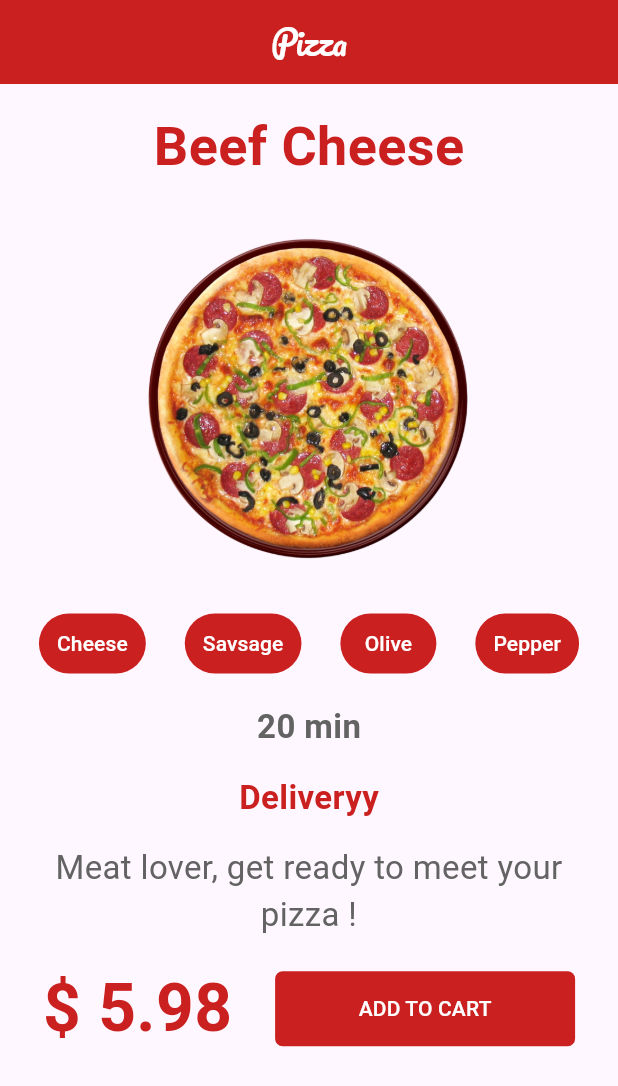
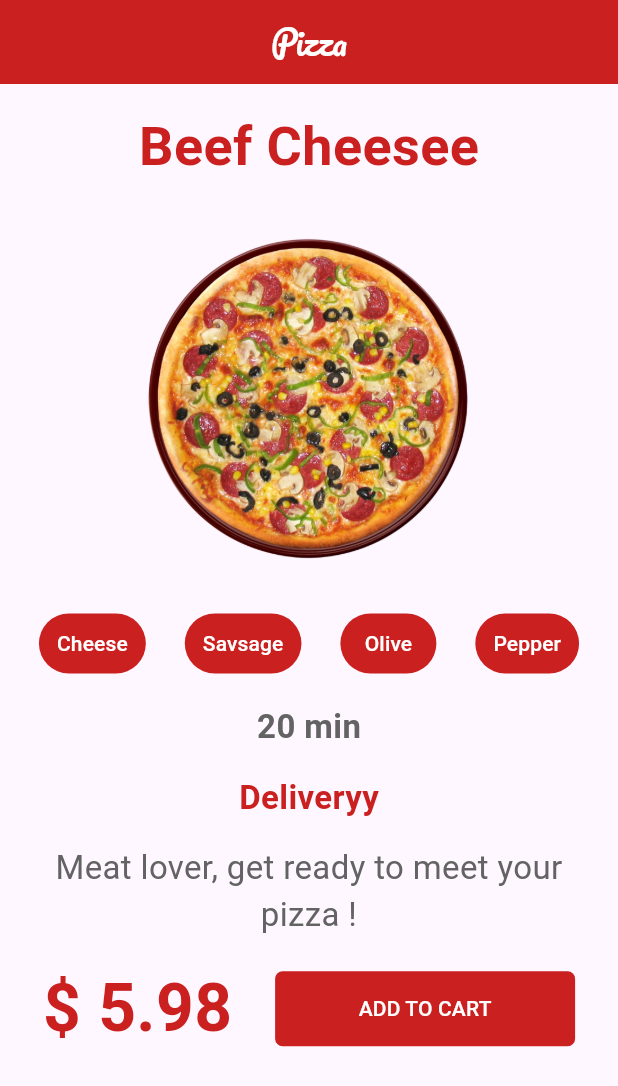
Before and after one commit to salimaydogan/tasarim_calismasi, a Flutter app: the screen it shows after launch, on a phone screen of 412 x 824 dp. Shown: the top 1086 px of the screen. Run offline on Flutter 3.47's test engine with Material 3 defaults, Android fonts, the phone set to English and light mode, and no system bars.

Commit message:
commit 2

```diff
--- a/lib/anaSayfa.dart
+++ b/lib/anaSayfa.dart
@@ -31,7 +31,7 @@ class _AnaSayfaState extends State<AnaSayfa> {
           Padding(
             padding: const EdgeInsets.only(top: 16),
             child: Text(
-              "Beef Cheese",
+              "Beef Cheesee",
               style: TextStyle(
                   fontSize: 36, color: anaRenk, fontWeight: FontWeight.bold),
             ),
```
